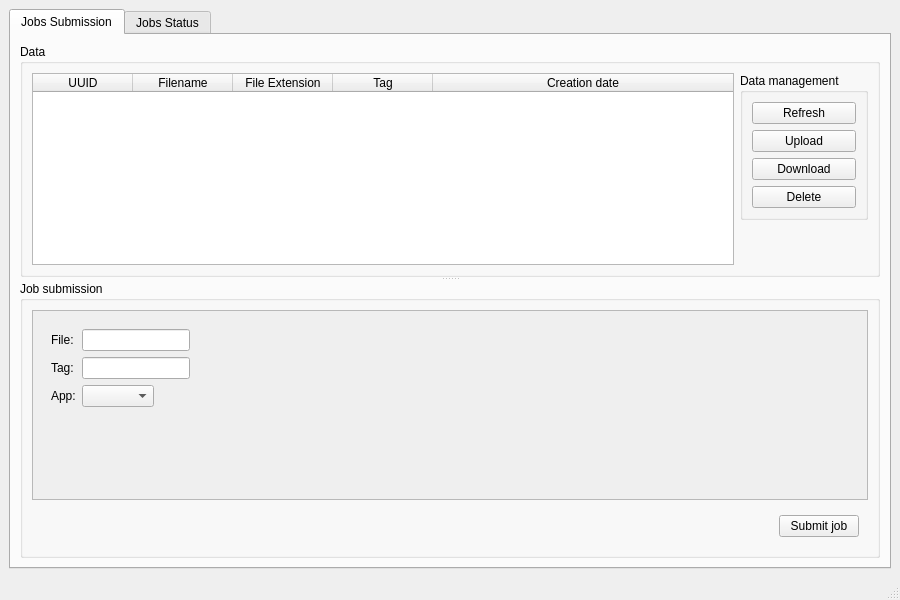
The window that Code/ui/caesarwindow.ui (VisIVOLab/ViaLacteaVisualAnalytics) describes before a commit, drawn with Qt 5.
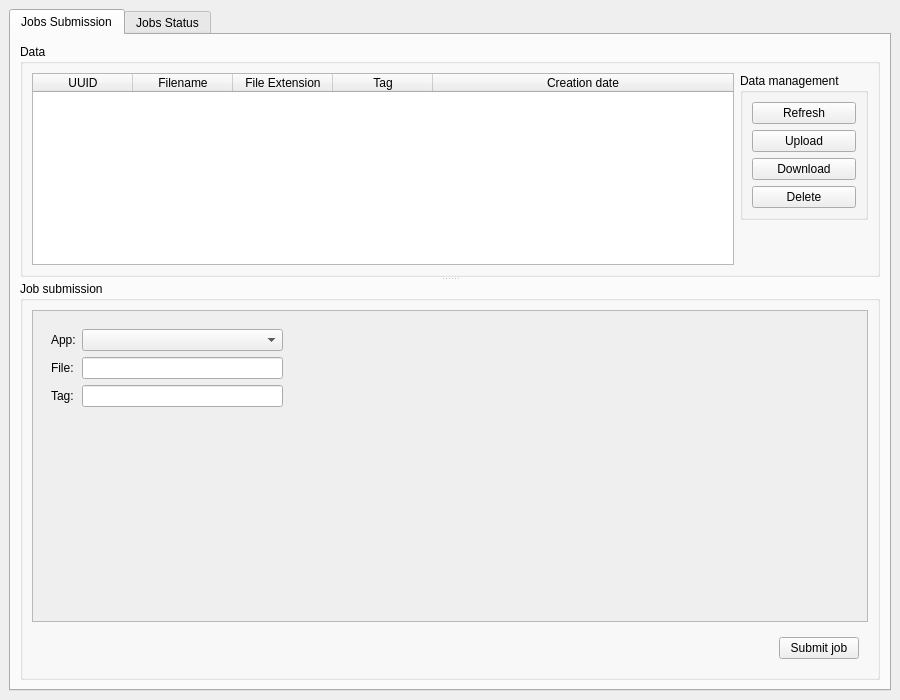
The same window after the commit.

Patch:
```diff
--- a/Code/ui/caesarwindow.ui
+++ b/Code/ui/caesarwindow.ui
@@ -7,7 +7,7 @@
     <x>0</x>
     <y>0</y>
     <width>900</width>
-    <height>600</height>
+    <height>700</height>
    </rect>
   </property>
   <property name="windowTitle">
@@ -126,7 +126,7 @@
           </widget>
           <widget class="QGroupBox" name="jobSubmissionGroupBox">
            <property name="sizePolicy">
-            <sizepolicy hsizetype="Preferred" vsizetype="Expanding">
+            <sizepolicy hsizetype="Expanding" vsizetype="Expanding">
              <horstretch>0</horstretch>
              <verstretch>1</verstretch>
             </sizepolicy>
@@ -145,8 +145,8 @@
                 <rect>
                  <x>0</x>
                  <y>0</y>
-                 <width>783</width>
-                 <height>180</height>
+                 <width>798</width>
+                 <height>243</height>
                 </rect>
                </property>
                <property name="sizePolicy">
@@ -155,8 +155,8 @@
                  <verstretch>0</verstretch>
                 </sizepolicy>
                </property>
-               <layout class="QVBoxLayout" name="verticalLayout_5">
-                <item alignment="Qt::AlignLeft">
+               <layout class="QHBoxLayout" name="horizontalLayout_2">
+                <item alignment="Qt::AlignLeft|Qt::AlignTop">
                  <widget class="QWidget" name="fixedJobSubmissionWidget" native="true">
                   <property name="sizePolicy">
                    <sizepolicy hsizetype="Expanding" vsizetype="Preferred">
@@ -164,18 +164,24 @@
                     <verstretch>0</verstretch>
                    </sizepolicy>
                   </property>
+                  <property name="minimumSize">
+                   <size>
+                    <width>250</width>
+                    <height>0</height>
+                   </size>
+                  </property>
                   <layout class="QFormLayout" name="fixedJobSubmissionLayout">
                    <property name="fieldGrowthPolicy">
                     <enum>QFormLayout::ExpandingFieldsGrow</enum>
                    </property>
-                   <item row="0" column="0">
+                   <item row="1" column="0">
                     <widget class="QLabel" name="label">
                      <property name="text">
                       <string>File:</string>
                      </property>
                     </widget>
                    </item>
-                   <item row="0" column="1">
+                   <item row="1" column="1">
                     <widget class="QLineEdit" name="fileLineEdit">
                      <property name="readOnly">
                       <bool>true</bool>
@@ -183,25 +189,32 @@
                     </widget>
                    </item>
                    <item row="2" column="0">
-                    <widget class="QLabel" name="label_2">
-                     <property name="text">
-                      <string>App:</string>
-                     </property>
-                    </widget>
-                   </item>
-                   <item row="2" column="1">
-                    <widget class="QComboBox" name="appsComboBox"/>
-                   </item>
-                   <item row="1" column="0">
                     <widget class="QLabel" name="label_3">
                      <property name="text">
                       <string>Tag:</string>
                      </property>
                     </widget>
                    </item>
-                   <item row="1" column="1">
+                   <item row="2" column="1">
                     <widget class="QLineEdit" name="tagLineEdit"/>
                    </item>
+                   <item row="0" column="0">
+                    <widget class="QLabel" name="label_2">
+                     <property name="text">
+                      <string>App:</string>
+                     </property>
+                    </widget>
+                   </item>
+                   <item row="0" column="1">
+                    <widget class="QComboBox" name="appsComboBox">
+                     <property name="sizePolicy">
+                      <sizepolicy hsizetype="Expanding" vsizetype="Fixed">
+                       <horstretch>0</horstretch>
+                       <verstretch>0</verstretch>
+                      </sizepolicy>
+                     </property>
+                    </widget>
+                   </item>
                   </layout>
                  </widget>
                 </item>
@@ -370,7 +383,6 @@
     </rect>
    </property>
   </widget>
-  <widget class="QStatusBar" name="statusbar"/>
  </widget>
  <resources/>
  <connections/>
```
